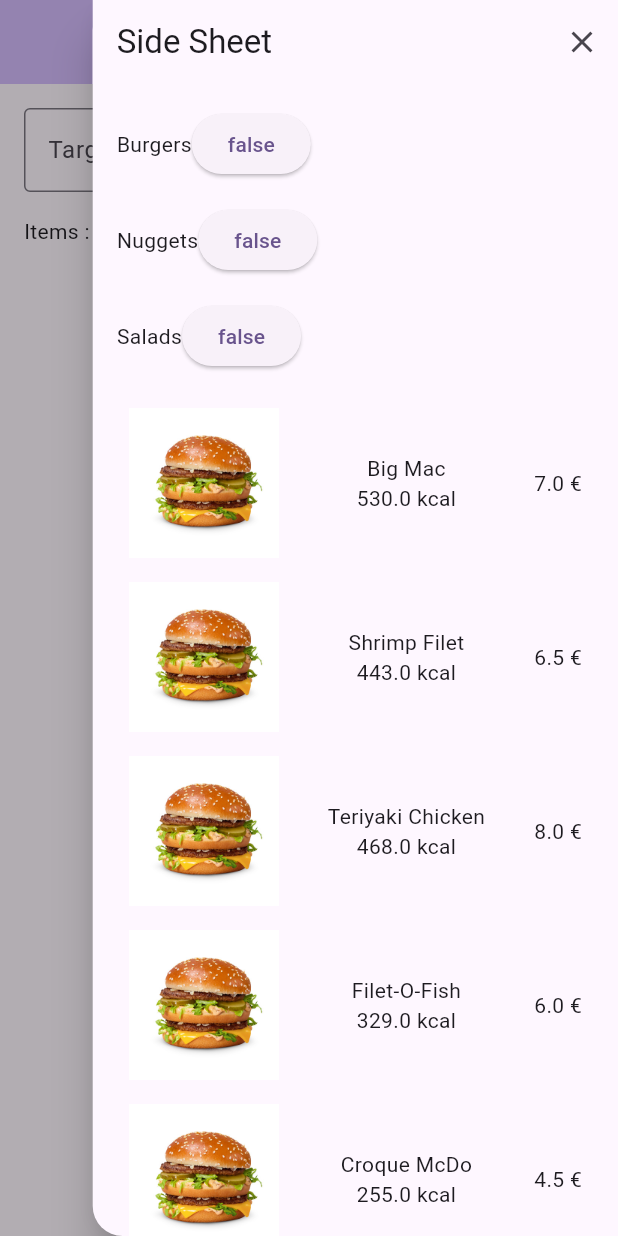
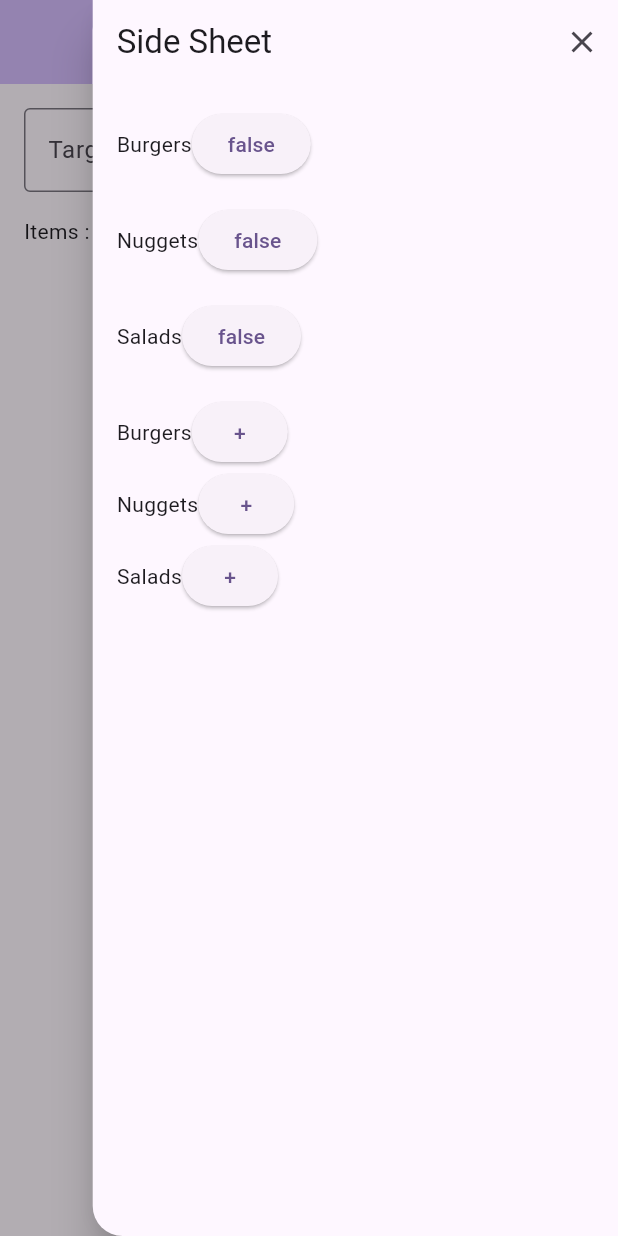
Before and after one commit to laracIette/mcdo_menu_generator, a Flutter app: the screen it shows after launch, after a tap on "Filters", on a phone screen of 412 x 824 dp. Run offline on Flutter 3.47's test engine with Material 3 defaults, Android fonts, the phone set to English and light mode, and no system bars.

Commit message:
feat: filters item type dropdowns

```diff
--- a/lib/filters_page.dart
+++ b/lib/filters_page.dart
@@ -16,12 +16,25 @@
   State<FiltersPage> createState() => _FiltersPageState();
 }
 
+enum DropdownState {
+  closed,
+  opened,
+}
+
 class _FiltersPageState extends State<FiltersPage> {
   Filters get _filters => widget.filters;
 
-  void _broadcastFiltersUpdated() {
+  final Map<ItemType, DropdownState> dropdownStates = {};
+
+  void _switchDropdownState(ItemType itemType) =>
+    setState(() {
+      dropdownStates[itemType] = dropdownStates[itemType] == DropdownState.opened
+        ? DropdownState.closed
+        : DropdownState.opened;
+    });
+
+  void _broadcastFiltersUpdated() =>
     widget.onFiltersUpdated(_filters);
-  }
 
   void _switchAllowedItemType(ItemType itemType) {
     setState(() {
@@ -42,15 +55,9 @@
   }
 
   Widget _getItemTypeButton(ItemType itemType) {
-    const Map<ItemType, String> names = {
-      ItemType.burger: 'Burgers',
-      ItemType.nuggets: 'Nuggets',
-      ItemType.salad: 'Salads',
-    };
-
     return Row(
       children: [
-        Text(names[itemType] ?? ''),
+        Text(itemTypeNames[itemType] ?? ''),
         ElevatedButton(
           onPressed: () => _switchAllowedItemType(itemType),
           child: Text(_filters.allowedItemTypes.contains(itemType).toString()),
@@ -102,8 +109,20 @@
                               const VerticalSizedBox(),
                               _getItemTypeButton(ItemType.salad),
                               const VerticalSizedBox(),
-                              ...items.map((item) => InkWell(
-                                key: ValueKey(item.name),
+                              ...ItemType.values.map((itemType) => Column(
+                                key: ValueKey(itemType),
+                                children: [
+                                  Row(
+                                    children: [
+                                      Text(itemTypeNames[itemType] ?? 'Error'),
+                                      ElevatedButton(
+                                        onPressed: () => _switchDropdownState(itemType),
+                                        child: Text(dropdownStates[itemType] == DropdownState.opened ? '-' : '+')
+                                      ),
+                                    ],
+                                  ),
+                                  ...items.where((item) => item.type == itemType && dropdownStates[itemType] == DropdownState.opened).map((item) => InkWell(
+                                    key: ValueKey(item),
                                     onTap: () => _switchRequiredItem(item),
                                     child: Container(
                                       color: _filters.requiredItems.contains(item)
@@ -132,6 +151,8 @@
                                     ),
                                   )),
                                 ],
+                              )),
+                            ],
                           ),
                         ),
                       ),
--- a/lib/home_page.dart
+++ b/lib/home_page.dart
@@ -35,7 +35,7 @@
         currentPrice += item.price;
       }
 
-      final List<Item> sortedItems = getSortedItems((a, b) => (b.calories.compareTo(a.calories)));
+      final List<Item> sortedItems = getSortedItems((a, b) => b.calories.compareTo(a.calories));
 
       for (var item in sortedItems) {
         // ignore not allowed item type
--- a/lib/item_type.dart
+++ b/lib/item_type.dart
@@ -1,6 +1,11 @@
 enum ItemType {
-  none,
   burger,
   nuggets,
   salad
 }
+
+const Map<ItemType, String> itemTypeNames = {
+  ItemType.burger: 'Burgers',
+  ItemType.nuggets: 'Nuggets',
+  ItemType.salad: 'Salads',
+};
```
Lines whose indentation alone changed are shown as unchanged.
